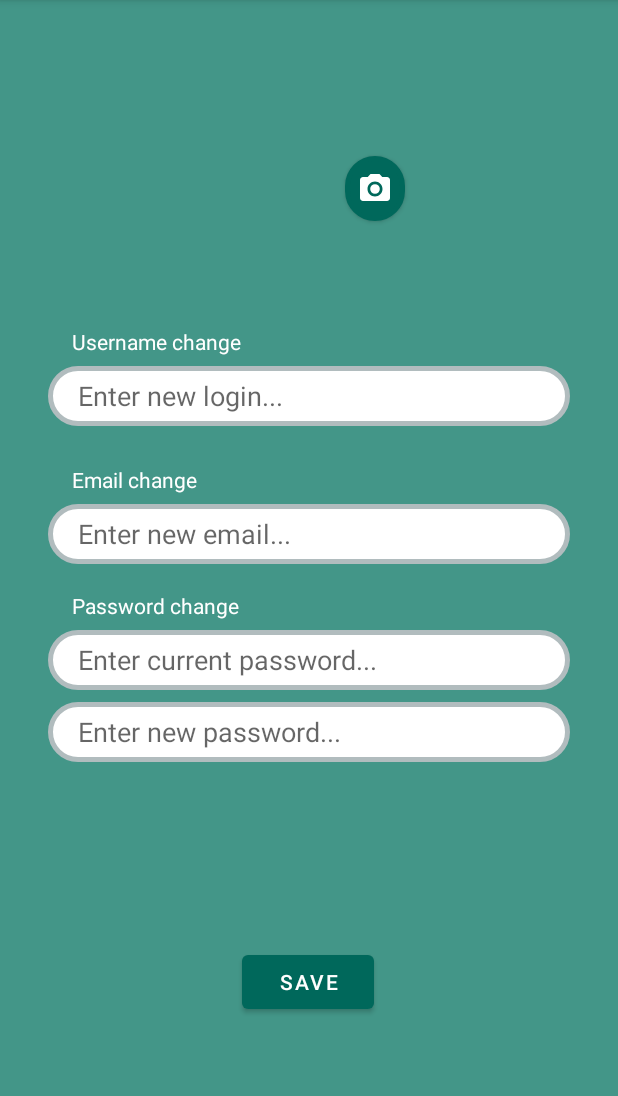
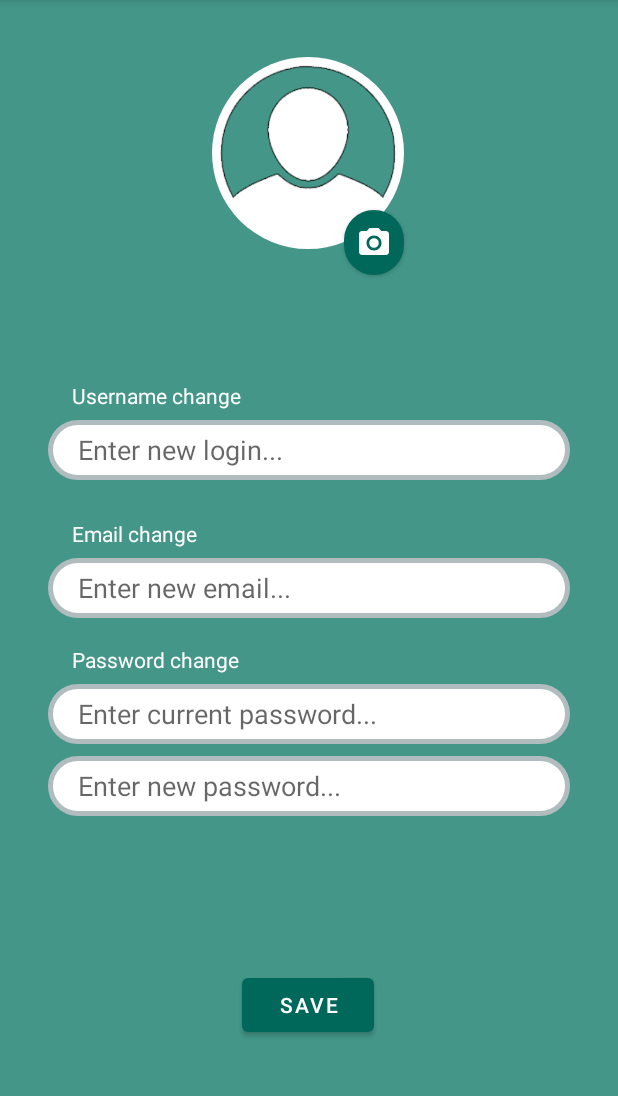
Before and after one commit to pogrib0k/Agrobib-Messanger, an Android app: the AccountSettings screen opened directly, with no data from a screen before it, on a phone screen of 412 x 824 dp, the part 84-1180 px from its top. Run offline under Robolectric (Android 15) with nearby library versions, the phone set to English and light mode, and no system bars; our stand-ins replace CircleImageView, Firebase (no records; nobody signed in at launch, a user with empty details on screens opened directly), Picasso; 4 statements that could not run were skipped.

Commit message:
Added account settings

```diff
--- a/app/src/main/res/layout/activity_account_settings.xml
+++ b/app/src/main/res/layout/activity_account_settings.xml
@@ -15,13 +15,13 @@
         android:layout_marginLeft="16dp"
         android:text="@string/password_change_label"
         android:textColor="@color/white"
-        app:layout_constraintBottom_toTopOf="@+id/editTextTextPassword"
-        app:layout_constraintEnd_toEndOf="@+id/editTextTextPassword"
+        app:layout_constraintBottom_toTopOf="@+id/current_password"
+        app:layout_constraintEnd_toEndOf="@+id/current_password"
         app:layout_constraintHorizontal_bias="0.0"
-        app:layout_constraintStart_toStartOf="@+id/editTextTextPassword" />
+        app:layout_constraintStart_toStartOf="@+id/current_password" />
 
     <EditText
-        android:id="@+id/editTextTextUserName2"
+        android:id="@+id/change_email"
         android:layout_width="0dp"
         android:layout_height="wrap_content"
         android:layout_marginTop="52dp"
@@ -44,22 +44,25 @@
         android:layout_marginLeft="16dp"
         android:text="@string/email_chage_label"
         android:textColor="@color/white"
-        app:layout_constraintBottom_toTopOf="@+id/editTextTextUserName2"
-        app:layout_constraintEnd_toEndOf="@+id/editTextTextUserName2"
+        app:layout_constraintBottom_toTopOf="@+id/change_email"
+        app:layout_constraintEnd_toEndOf="@+id/change_email"
         app:layout_constraintHorizontal_bias="0.0"
-        app:layout_constraintStart_toStartOf="@+id/editTextTextUserName2" />
+        app:layout_constraintStart_toStartOf="@+id/change_email" />
 
-    <ImageView
-        android:id="@+id/imageView"
+    <de.hdodenhof.circleimageview.CircleImageView
+        android:id="@+id/user_img"
         android:layout_width="128dp"
         android:layout_height="132dp"
+        android:layout_marginTop="36dp"
         app:layout_constraintEnd_toEndOf="parent"
+        app:layout_constraintHorizontal_bias="0.498"
         app:layout_constraintStart_toStartOf="parent"
         app:layout_constraintTop_toTopOf="parent"
+        app:srcCompat="@drawable/aie_user_account_white"
         tools:srcCompat="@drawable/aie_user_account_white" />
 
     <EditText
-        android:id="@+id/editTextTextPassword"
+        android:id="@+id/current_password"
         android:layout_width="0dp"
         android:layout_height="wrap_content"
         android:layout_marginTop="44dp"
@@ -69,13 +72,13 @@
         android:inputType="textPassword"
         android:minHeight="40dp"
         android:paddingLeft="20dp"
-        app:layout_constraintEnd_toEndOf="@+id/editTextTextUserName2"
+        app:layout_constraintEnd_toEndOf="@+id/change_email"
         app:layout_constraintHorizontal_bias="0.497"
-        app:layout_constraintStart_toStartOf="@+id/editTextTextUserName2"
-        app:layout_constraintTop_toBottomOf="@+id/editTextTextUserName2" />
+        app:layout_constraintStart_toStartOf="@+id/change_email"
+        app:layout_constraintTop_toBottomOf="@+id/change_email" />
 
     <EditText
-        android:id="@+id/editTextTextPassword2"
+        android:id="@+id/new_password"
         android:layout_width="0dp"
         android:layout_height="wrap_content"
         android:layout_marginTop="8dp"
@@ -85,9 +88,9 @@
         android:inputType="textPassword"
         android:minHeight="40dp"
         android:paddingLeft="20dp"
-        app:layout_constraintEnd_toEndOf="@+id/editTextTextPassword"
-        app:layout_constraintStart_toStartOf="@+id/editTextTextPassword"
-        app:layout_constraintTop_toBottomOf="@+id/editTextTextPassword" />
+        app:layout_constraintEnd_toEndOf="@+id/current_password"
+        app:layout_constraintStart_toStartOf="@+id/current_password"
+        app:layout_constraintTop_toBottomOf="@+id/current_password" />
 
     <EditText
         android:id="@+id/editTextTextUserName"
@@ -106,7 +109,7 @@
         android:paddingLeft="20dp"
         app:layout_constraintEnd_toEndOf="parent"
         app:layout_constraintStart_toStartOf="parent"
-        app:layout_constraintTop_toBottomOf="@+id/imageView" />
+        app:layout_constraintTop_toBottomOf="@+id/user_img" />
 
     <TextView
         android:id="@+id/textViewUserName"
@@ -138,10 +141,10 @@
         app:icon="@drawable/ic_menu_camera"
         app:iconPadding="0dp"
         app:iconTint="@color/white"
-        app:layout_constraintEnd_toEndOf="@+id/imageView"
+        app:layout_constraintEnd_toEndOf="@+id/user_img"
         app:layout_constraintHorizontal_bias="1.0"
-        app:layout_constraintStart_toStartOf="@+id/imageView"
-        app:layout_constraintTop_toTopOf="@+id/imageView" />
+        app:layout_constraintStart_toStartOf="@+id/user_img"
+        app:layout_constraintTop_toTopOf="@+id/user_img" />
 
     <Button
         android:id="@+id/buttonApplySetting"
@@ -153,6 +156,6 @@
         app:layout_constraintEnd_toEndOf="parent"
         app:layout_constraintHorizontal_bias="0.498"
         app:layout_constraintStart_toStartOf="parent"
-        app:layout_constraintTop_toBottomOf="@+id/editTextTextPassword2"
+        app:layout_constraintTop_toBottomOf="@+id/new_password"
         app:layout_constraintVertical_bias="0.58" />
 </androidx.constraintlayout.widget.ConstraintLayout>
```
Also changed, not shown: app/src/main/java/com/nubip/agrobib_messenger/AccountSettings.kt (+123 -2 lines), app/src/main/java/com/nubip/agrobib_messenger/ChatsActivity.kt (+12 -10 lines).
